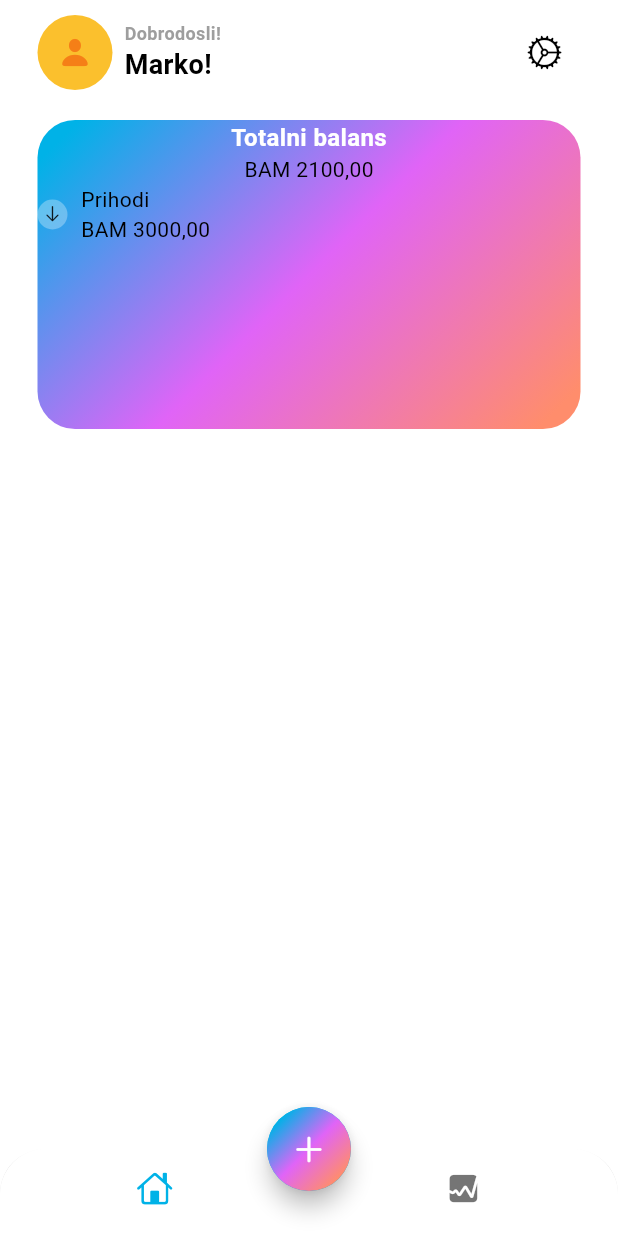
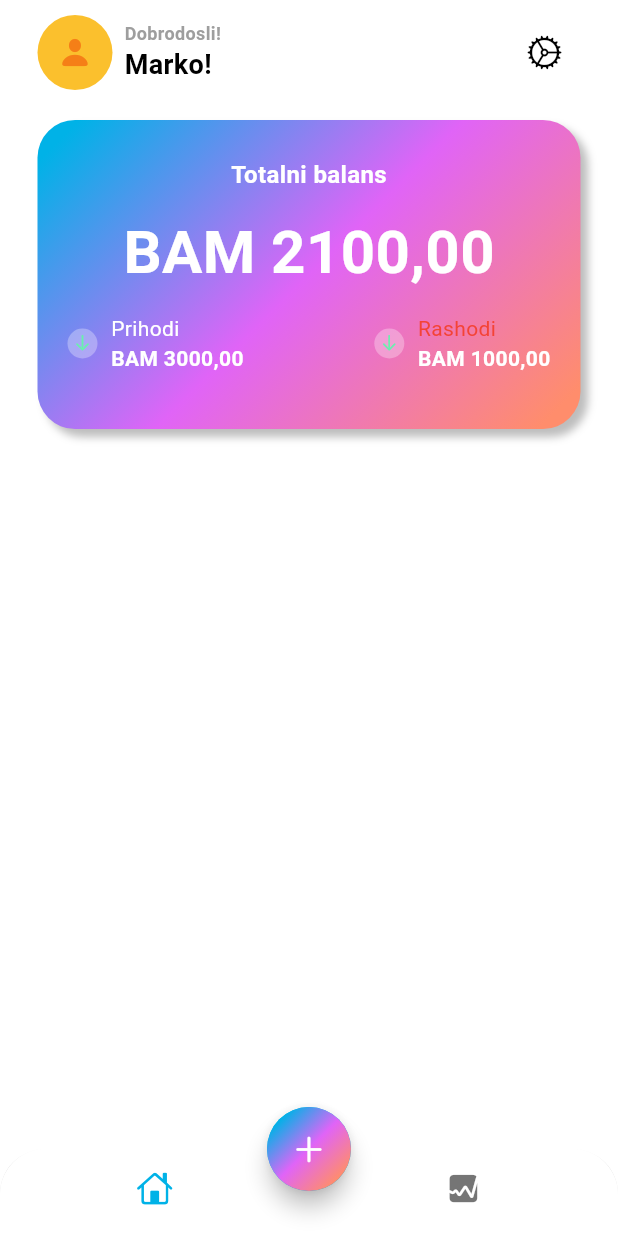
Before and after one commit to MarkoLosic/expensetracker, a Flutter app: the screen it shows after launch, on a phone screen of 412 x 824 dp. Run offline on Flutter 3.47's test engine with Material 3 defaults, Android fonts, the phone set to English and light mode, and no system bars.

Commit message:
Added a first card on the app

```diff
--- a/lib/home/views/main_screen.dart
+++ b/lib/home/views/main_screen.dart
@@ -74,7 +74,7 @@ class MainScreen extends StatelessWidget {
                 ],
               ),
             ),
-            SizedBox(
+            const SizedBox(
               height: 20,
             ),
             Container(
@@ -89,8 +89,16 @@ class MainScreen extends StatelessWidget {
                     ],
                     transform: const GradientRotation(pi / 4),
                   ),
-                  borderRadius: BorderRadius.circular(25)),
-              child: Column(children: [
+                  borderRadius: BorderRadius.circular(25),
+                  boxShadow: [
+                    BoxShadow(
+                        blurRadius: 4,
+                        color: Colors.grey.shade400,
+                        offset: Offset(5, 5))
+                  ]),
+              child: Column(
+                  mainAxisAlignment: MainAxisAlignment.center,
+                  children: [
                     const Text(
                       'Totalni balans',
                       style: TextStyle(
@@ -99,8 +107,21 @@ class MainScreen extends StatelessWidget {
                         fontWeight: FontWeight.w600,
                       ),
                     ),
-                const Text('BAM 2100,00'),
-                Row(
+                    const SizedBox(
+                      height: 12,
+                    ),
+                    const Text(
+                      'BAM 2100,00',
+                      style: TextStyle(
+                          fontSize: 40,
+                          color: Colors.white,
+                          fontWeight: FontWeight.bold),
+                    ),
+                    Padding(
+                      padding: const EdgeInsets.symmetric(
+                          vertical: 12, horizontal: 20),
+                      child: Row(
+                        mainAxisAlignment: MainAxisAlignment.spaceBetween,
                         children: [
                           Row(
                             children: [
@@ -108,27 +129,82 @@ class MainScreen extends StatelessWidget {
                                 width: 20,
                                 height: 20,
                                 decoration: const BoxDecoration(
-                              color: Colors.white30, shape: BoxShape.circle),
+                                    color: Colors.white30,
+                                    shape: BoxShape.circle),
                                 child: const Center(
                                   child: Icon(
                                     CupertinoIcons.arrow_down,
+                                    color: Colors.greenAccent,
                                     size: 13,
                                   ),
                                 ),
                               ),
-                        SizedBox(
+                              const SizedBox(
                                 width: 9,
                               ),
                               const Column(
                                 crossAxisAlignment: CrossAxisAlignment.start,
                                 children: [
-                            Text('Prihodi'),
-                            Text('BAM 3000,00'),
+                                  Text(
+                                    'Prihodi',
+                                    style: TextStyle(
+                                        fontSize: 14,
+                                        color: Colors.white,
+                                        fontWeight: FontWeight.w400),
+                                  ),
+                                  Text(
+                                    'BAM 3000,00',
+                                    style: TextStyle(
+                                        fontSize: 14,
+                                        color: Colors.white,
+                                        fontWeight: FontWeight.w600),
+                                  ),
                                 ],
                               )
                             ],
+                          ),
+                          Row(
+                            children: [
+                              Container(
+                                width: 20,
+                                height: 20,
+                                decoration: const BoxDecoration(
+                                    color: Colors.white30,
+                                    shape: BoxShape.circle),
+                                child: const Center(
+                                  child: Icon(
+                                    CupertinoIcons.arrow_down,
+                                    color: Colors.greenAccent,
+                                    size: 13,
+                                  ),
+                                ),
+                              ),
+                              const SizedBox(
+                                width: 9,
+                              ),
+                              const Column(
+                                crossAxisAlignment: CrossAxisAlignment.start,
+                                children: [
+                                  Text(
+                                    'Rashodi',
+                                    style: TextStyle(
+                                        fontSize: 14,
+                                        color: Colors.red,
+                                        fontWeight: FontWeight.w400),
+                                  ),
+                                  Text(
+                                    'BAM 1000,00',
+                                    style: TextStyle(
+                                        fontSize: 14,
+                                        color: Colors.white,
+                                        fontWeight: FontWeight.w600),
+                                  ),
+                                ],
                               )
                             ],
+                          ),
+                        ],
+                      ),
                     )
                   ]),
             ),
```
Lines whose indentation alone changed are shown as unchanged.
